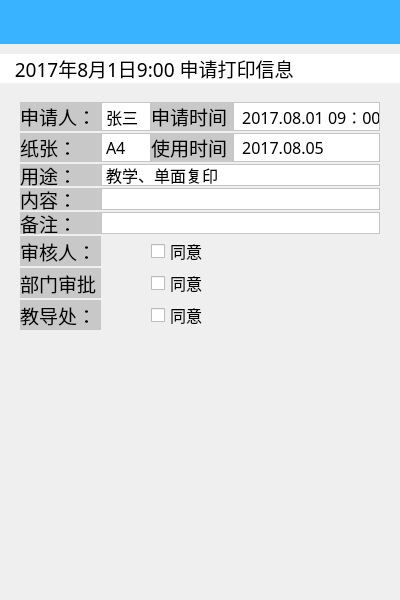
Old version of the form pages/PrintPage.ui in the repository wps139hf/app.
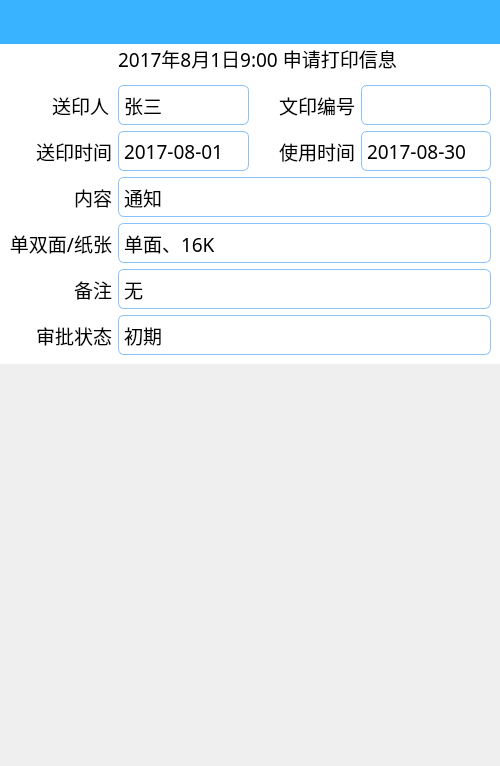
New version of the form. Custom widgets are drawn as their Qt base class.

Commit message: change app page UI 1.BuyPage.ui 2.CarPage.ui 3.PrintPage.ui

Patch:
```diff
--- a/pages/PrintPage.ui
+++ b/pages/PrintPage.ui
@@ -6,8 +6,8 @@
    <rect>
     <x>0</x>
     <y>0</y>
-    <width>400</width>
-    <height>600</height>
+    <width>500</width>
+    <height>766</height>
    </rect>
   </property>
   <property name="minimumSize">
@@ -21,7 +21,7 @@
   </property>
   <layout class="QVBoxLayout" name="verticalLayout">
    <property name="spacing">
-    <number>10</number>
+    <number>0</number>
    </property>
    <property name="leftMargin">
     <number>0</number>
@@ -68,29 +68,32 @@
      <property name="text">
       <string>   2017年8月1日9:00 申请打印信息</string>
      </property>
+     <property name="alignment">
+      <set>Qt::AlignCenter</set>
+     </property>
     </widget>
    </item>
    <item>
-    <widget class="QWidget" name="" native="true">
+    <widget class="QWidget" name="widget" native="true">
+     <property name="styleSheet">
+      <string notr="true">background-color:rgb(255,255,255);</string>
+     </property>
      <layout class="QGridLayout" name="gridLayout">
-      <property name="leftMargin">
-       <number>20</number>
-      </property>
-      <property name="rightMargin">
-       <number>20</number>
-      </property>
-      <property name="horizontalSpacing">
-       <number>0</number>
-      </property>
-      <property name="verticalSpacing">
-       <number>2</number>
+      <property name="topMargin">
+       <number>12</number>
       </property>
       <item row="0" column="0">
-       <widget class="QLabel" name="label_2">
+       <widget class="QLabel" name="nameApplicant_2">
         <property name="minimumSize">
          <size>
           <width>50</width>
-          <height>20</height>
+          <height>40</height>
+         </size>
+        </property>
+        <property name="maximumSize">
+         <size>
+          <width>100</width>
+          <height>16777215</height>
          </size>
         </property>
         <property name="palette">
@@ -98,28 +101,28 @@
           <active>
            <colorrole role="Button">
             <brush brushstyle="SolidPattern">
-             <color alpha="255">
-              <red>200</red>
-              <green>200</green>
-              <blue>200</blue>
+             <color alpha="0">
+              <red>0</red>
+              <green>0</green>
+              <blue>0</blue>
              </color>
             </brush>
            </colorrole>
            <colorrole role="Base">
             <brush brushstyle="SolidPattern">
-             <color alpha="255">
-              <red>200</red>
-              <green>200</green>
-              <blue>200</blue>
+             <color alpha="0">
+              <red>0</red>
+              <green>0</green>
+              <blue>0</blue>
              </color>
             </brush>
            </colorrole>
            <colorrole role="Window">
             <brush brushstyle="SolidPattern">
-             <color alpha="255">
-              <red>200</red>
-              <green>200</green>
-              <blue>200</blue>
+             <color alpha="0">
+              <red>0</red>
+              <green>0</green>
+              <blue>0</blue>
              </color>
             </brush>
            </colorrole>
@@ -127,28 +130,28 @@
           <inactive>
            <colorrole role="Button">
             <brush brushstyle="SolidPattern">
-             <color alpha="255">
-              <red>200</red>
-              <green>200</green>
-              <blue>200</blue>
+             <color alpha="0">
+              <red>0</red>
+              <green>0</green>
+              <blue>0</blue>
              </color>
             </brush>
            </colorrole>
            <colorrole role="Base">
             <brush brushstyle="SolidPattern">
-             <color alpha="255">
-              <red>200</red>
-              <green>200</green>
-              <blue>200</blue>
+             <color alpha="0">
+              <red>0</red>
+              <green>0</green>
+              <blue>0</blue>
              </color>
             </brush>
            </colorrole>
            <colorrole role="Window">
             <brush brushstyle="SolidPattern">
-             <color alpha="255">
-              <red>200</red>
-              <green>200</green>
-              <blue>200</blue>
+             <color alpha="0">
+              <red>0</red>
+              <green>0</green>
+              <blue>0</blue>
              </color>
             </brush>
            </colorrole>
@@ -156,28 +159,28 @@
           <disabled>
            <colorrole role="Button">
             <brush brushstyle="SolidPattern">
-             <color alpha="255">
-              <red>200</red>
-              <green>200</green>
-              <blue>200</blue>
+             <color alpha="0">
+              <red>0</red>
+              <green>0</green>
+              <blue>0</blue>
              </color>
             </brush>
            </colorrole>
            <colorrole role="Base">
             <brush brushstyle="SolidPattern">
-             <color alpha="255">
-              <red>200</red>
-              <green>200</green>
-              <blue>200</blue>
+             <color alpha="0">
+              <red>0</red>
+              <green>0</green>
+              <blue>0</blue>
              </color>
             </brush>
            </colorrole>
            <colorrole role="Window">
             <brush brushstyle="SolidPattern">
-             <color alpha="255">
-              <red>200</red>
-              <green>200</green>
-              <blue>200</blue>
+             <color alpha="0">
+              <red>0</red>
+              <green>0</green>
+              <blue>0</blue>
              </color>
             </brush>
            </colorrole>
@@ -191,15 +194,18 @@
          </font>
         </property>
         <property name="styleSheet">
-         <string notr="true">border-color: rgb(99, 99, 99);
-border-width：2px solid;
-background-color: rgb(200,200,200);</string>
+         <string notr="true">QLabel{
+	background-color: transparent
+}</string>
         </property>
         <property name="frameShape">
          <enum>QFrame::NoFrame</enum>
         </property>
         <property name="text">
-         <string>申请人：</string>
+         <string>送印人</string>
+        </property>
+        <property name="alignment">
+         <set>Qt::AlignRight|Qt::AlignTrailing|Qt::AlignVCenter</set>
         </property>
        </widget>
       </item>
@@ -208,19 +214,21 @@
         <property name="minimumSize">
          <size>
           <width>50</width>
-          <height>22</height>
+          <height>0</height>
          </size>
         </property>
         <property name="font">
          <font>
           <family>宋体</family>
-          <pointsize>12</pointsize>
+          <pointsize>14</pointsize>
          </font>
         </property>
         <property name="styleSheet">
-         <string notr="true">border-color: rgb(99, 99, 99);
-border-width：2px solid;
-background-color: rgb(255,255,255);</string>
+         <string notr="true">QLabel{
+	border:1px solid rgb(136, 194, 248);
+	border-radius: 6px;
+	background-color: rgb(255,255,255);
+}</string>
         </property>
         <property name="frameShape">
          <enum>QFrame::StyledPanel</enum>
@@ -234,10 +242,107 @@
        <widget class="QLabel" name="label_4">
         <property name="minimumSize">
          <size>
-          <width>60</width>
-          <height>0</height>
+          <width>50</width>
+          <height>20</height>
          </size>
         </property>
+        <property name="maximumSize">
+         <size>
+          <width>100</width>
+          <height>16777215</height>
+         </size>
+        </property>
+        <property name="palette">
+         <palette>
+          <active>
+           <colorrole role="Button">
+            <brush brushstyle="SolidPattern">
+             <color alpha="0">
+              <red>0</red>
+              <green>0</green>
+              <blue>0</blue>
+             </color>
+            </brush>
+           </colorrole>
+           <colorrole role="Base">
+            <brush brushstyle="SolidPattern">
+             <color alpha="0">
+              <red>0</red>
+              <green>0</green>
+              <blue>0</blue>
+             </color>
+            </brush>
+           </colorrole>
+           <colorrole role="Window">
+            <brush brushstyle="SolidPattern">
+             <color alpha="0">
+              <red>0</red>
+              <green>0</green>
+              <blue>0</blue>
+             </color>
+            </brush>
+           </colorrole>
+          </active>
+          <inactive>
+           <colorrole role="Button">
+            <brush brushstyle="SolidPattern">
+             <color alpha="0">
+              <red>0</red>
+              <green>0</green>
+              <blue>0</blue>
+             </color>
+            </brush>
+           </colorrole>
+           <colorrole role="Base">
+            <brush brushstyle="SolidPattern">
+             <color alpha="0">
+              <red>0</red>
+              <green>0</green>
+              <blue>0</blue>
+             </color>
+            </brush>
+           </colorrole>
+           <colorrole role="Window">
+            <brush brushstyle="SolidPattern">
+             <color alpha="0">
+              <red>0</red>
+              <green>0</green>
+              <blue>0</blue>
+             </color>
+            </brush>
+           </colorrole>
+          </inactive>
+          <disabled>
+           <colorrole role="Button">
+            <brush brushstyle="SolidPattern">
+             <color alpha="0">
+              <red>0</red>
+              <green>0</green>
+              <blue>0</blue>
+             </color>
+            </brush>
+           </colorrole>
+           <colorrole role="Base">
+            <brush brushstyle="SolidPattern">
+             <color alpha="0">
+              <red>0</red>
+              <green>0</green>
+              <blue>0</blue>
+             </color>
+            </brush>
+           </colorrole>
+           <colorrole role="Window">
+            <brush brushstyle="SolidPattern">
+             <color alpha="0">
+              <red>0</red>
+              <green>0</green>
+              <blue>0</blue>
+             </color>
+            </brush>
+           </colorrole>
+          </disabled>
+         </palette>
+        </property>
         <property name="font">
          <font>
           <family>宋体</family>
@@ -245,15 +350,18 @@
          </font>
         </property>
         <property name="styleSheet">
-         <string notr="true">border-color: rgb(99, 99, 99);
-border-width：2px solid;
-background-color: rgb(200,200,200);</string>
+         <string notr="true">QLabel{
+	background-color: transparent
+}</string>
         </property>
         <property name="frameShape">
          <enum>QFrame::NoFrame</enum>
         </property>
         <property name="text">
-         <string>申请时间：</string>
+         <string>文印编号</string>
+        </property>
+        <property name="alignment">
+         <set>Qt::AlignRight|Qt::AlignTrailing|Qt::AlignVCenter</set>
         </property>
        </widget>
       </item>
@@ -261,26 +369,28 @@
        <widget class="QLabel" name="label_5">
         <property name="minimumSize">
          <size>
-          <width>80</width>
-          <height>22</height>
+          <width>50</width>
+          <height>0</height>
          </size>
         </property>
         <property name="font">
          <font>
           <family>宋体</family>
-          <pointsize>12</pointsize>
+          <pointsize>14</pointsize>
          </font>
         </property>
         <property name="styleSheet">
-         <string notr="true">border-color: rgb(99, 99, 99);
-border-width：2px solid;
-background-color: rgb(255,255,255);</string>
+         <string notr="true">QLabel{
+	border:1px solid rgb(136, 194, 248);
+	border-radius: 6px;
+	background-color: rgb(255,255,255);
+}</string>
         </property>
         <property name="frameShape">
          <enum>QFrame::StyledPanel</enum>
         </property>
         <property name="text">
-         <string> 2017.08.01 09：00  </string>
+         <string/>
         </property>
        </widget>
       </item>
@@ -289,7 +399,7 @@
         <property name="minimumSize">
          <size>
           <width>50</width>
-          <height>20</height>
+          <height>40</height>
          </size>
         </property>
         <property name="palette">
@@ -297,28 +407,28 @@
           <active>
            <colorrole role="Button">
             <brush brushstyle="SolidPattern">
-             <color alpha="255">
-              <red>200</red>
-              <green>200</green>
-              <blue>200</blue>
+             <color alpha="0">
+              <red>0</red>
+              <green>0</green>
+              <blue>0</blue>
              </color>
             </brush>
            </colorrole>
            <colorrole role="Base">
             <brush brushstyle="SolidPattern">
-             <color alpha="255">
-              <red>200</red>
-              <green>200</green>
-              <blue>200</blue>
+             <color alpha="0">
+              <red>0</red>
+              <green>0</green>
+              <blue>0</blue>
              </color>
             </brush>
            </colorrole>
            <colorrole role="Window">
             <brush brushstyle="SolidPattern">
-             <color alpha="255">
-              <red>200</red>
-              <green>200</green>
-              <blue>200</blue>
+             <color alpha="0">
+              <red>0</red>
+              <green>0</green>
+              <blue>0</blue>
              </color>
             </brush>
            </colorrole>
@@ -326,28 +436,28 @@
           <inactive>
            <colorrole role="Button">
             <brush brushstyle="SolidPattern">
-             <color alpha="255">
-              <red>200</red>
-              <green>200</green>
-              <blue>200</blue>
+             <color alpha="0">
+              <red>0</red>
+              <green>0</green>
+              <blue>0</blue>
              </color>
             </brush>
            </colorrole>
            <colorrole role="Base">
             <brush brushstyle="SolidPattern">
-             <color alpha="255">
-              <red>200</red>
-              <green>200</green>
-              <blue>200</blue>
+             <color alpha="0">
+              <red>0</red>
+              <green>0</green>
+              <blue>0</blue>
              </color>
             </brush>
            </colorrole>
            <colorrole role="Window">
             <brush brushstyle="SolidPattern">
-             <color alpha="255">
-              <red>200</red>
-              <green>200</green>
-              <blue>200</blue>
+             <color alpha="0">
+              <red>0</red>
+              <green>0</green>
+              <blue>0</blue>
              </color>
             </brush>
            </colorrole>
@@ -355,28 +465,28 @@
           <disabled>
            <colorrole role="Button">
             <brush brushstyle="SolidPattern">
-             <color alpha="255">
-              <red>200</red>
-              <green>200</green>
-              <blue>200</blue>
+             <color alpha="0">
+              <red>0</red>
+              <green>0</green>
+              <blue>0</blue>
              </color>
             </brush>
            </colorrole>
            <colorrole role="Base">
             <brush brushstyle="SolidPattern">
-             <color alpha="255">
-              <red>200</red>
-              <green>200</green>
-              <blue>200</blue>
+             <color alpha="0">
+              <red>0</red>
+              <green>0</green>
+              <blue>0</blue>
              </color>
             </brush>
            </colorrole>
            <colorrole role="Window">
             <brush brushstyle="SolidPattern">
-             <color alpha="255">
-              <red>200</red>
-              <green>200</green>
-              <blue>200</blue>
+             <color alpha="0">
+              <red>0</red>
+              <green>0</green>
+              <blue>0</blue>
              </color>
             </brush>
            </colorrole>
@@ -390,15 +500,18 @@
          </font>
         </property>
         <property name="styleSheet">
-         <string notr="true">border-color: rgb(99, 99, 99);
-border-width：2px solid;
-background-color: rgb(200,200,200);</string>
+         <string notr="true">QLabel{
+	background-color: transparent
+}</string>
         </property>
         <property name="frameShape">
          <enum>QFrame::NoFrame</enum>
         </property>
         <property name="text">
-         <string>纸张：</string>
+         <string>送印时间</string>
+        </property>
+        <property name="alignment">
+         <set>Qt::AlignRight|Qt::AlignTrailing|Qt::AlignVCenter</set>
         </property>
        </widget>
       </item>
@@ -407,29 +520,31 @@
         <property name="minimumSize">
          <size>
           <width>50</width>
-          <height>22</height>
+          <height>0</height>
          </size>
         </property>
         <property name="font">
          <font>
           <family>宋体</family>
-          <pointsize>12</pointsize>
+          <pointsize>14</pointsize>
          </font>
         </property>
         <property name="styleSheet">
-         <string notr="true">border-color: rgb(99, 99, 99);
-border-width：2px solid;
-background-color: rgb(255,255,255);</string>
+         <string notr="true">QLabel{
+	border:1px solid rgb(136, 194, 248);
+	border-radius: 6px;
+	background-color: rgb(255,255,255);
+}</string>
         </property>
         <property name="frameShape">
          <enum>QFrame::StyledPanel</enum>
         </property>
         <property name="text">
-         <string>A4</string>
+         <string>2017-08-01</string>
         </property>
        </widget>
       </item>
-      <item row="2" column="0">
+      <item row="1" column="2">
        <widget class="QLabel" name="label_6">
         <property name="minimumSize">
          <size>
@@ -444,15 +559,18 @@
          </font>
         </property>
         <property name="styleSheet">
-         <string notr="true">border-color: rgb(99, 99, 99);
-border-width：2px solid;
-background-color: rgb(200,200,200);</string>
+         <string notr="true">QLabel{
+	background-color: transparent
+}</string>
         </property>
         <property name="frameShape">
          <enum>QFrame::NoFrame</enum>
         </property>
         <property name="text">
-         <string>用途：</string>
+         <string>使用时间</string>
+        </property>
+        <property name="alignment">
+         <set>Qt::AlignRight|Qt::AlignTrailing|Qt::AlignVCenter</set>
         </property>
        </widget>
       </item>
@@ -460,35 +578,37 @@
        <widget class="QLabel" name="label_18">
         <property name="minimumSize">
          <size>
-          <width>80</width>
+          <width>50</width>
           <height>22</height>
          </size>
         </property>
         <property name="font">
          <font>
           <family>宋体</family>
-          <pointsize>12</pointsize>
+          <pointsize>14</pointsize>
          </font>
         </property>
         <property name="styleSheet">
-         <string notr="true">border-color: rgb(99, 99, 99);
-border-width：2px solid;
-background-color: rgb(255,255,255);</string>
+         <string notr="true">QLabel{
+	border:1px solid rgb(136, 194, 248);
+	border-radius: 6px;
+	background-color: rgb(255,255,255);
+}</string>
         </property>
         <property name="frameShape">
          <enum>QFrame::StyledPanel</enum>
         </property>
         <property name="text">
-         <string> 2017.08.05</string>
+         <string>2017-08-30</string>
         </property>
        </widget>
       </item>
-      <item row="1" column="2">
+      <item row="2" column="0">
        <widget class="QLabel" name="label_15">
         <property name="minimumSize">
          <size>
           <width>60</width>
-          <height>0</height>
+          <height>40</height>
          </size>
         </property>
         <property name="font">
@@ -498,15 +618,18 @@
          </font>
         </property>
         <property name="styleSheet">
-         <string notr="true">border-color: rgb(99, 99, 99);
-border-width：2px solid;
-background-color: rgb(200,200,200);</string>
+         <string notr="true">QLabel{
+	background-color: transparent
+}</string>
         </property>
         <property name="frameShape">
          <enum>QFrame::NoFrame</enum>
         </property>
         <property name="text">
-         <string>使用时间：</string>
+         <string>内容</string>
+        </property>
+        <property name="alignment">
+         <set>Qt::AlignRight|Qt::AlignTrailing|Qt::AlignVCenter</set>
         </property>
        </widget>
       </item>
@@ -514,89 +637,37 @@
        <widget class="QLabel" name="label_8">
         <property name="minimumSize">
          <size>
-          <width>50</width>
+          <width>80</width>
           <height>22</height>
          </size>
         </property>
         <property name="font">
          <font>
           <family>宋体</family>
-          <pointsize>12</pointsize>
-         </font>
-        </property>
-        <property name="styleSheet">
-         <string notr="true">border-color: rgb(99, 99, 99);
-border-width：2px solid;
-background-color: rgb(255,255,255);</string>
-        </property>
-        <property name="frameShape">
-         <enum>QFrame::StyledPanel</enum>
-        </property>
-        <property name="text">
-         <string>教学、单面复印</string>
-        </property>
-       </widget>
-      </item>
-      <item row="5" column="0">
-       <widget class="QLabel" name="label_11">
-        <property name="minimumSize">
-         <size>
-          <width>50</width>
-          <height>20</height>
-         </size>
-        </property>
-        <property name="font">
-         <font>
-          <family>宋体</family>
           <pointsize>14</pointsize>
          </font>
         </property>
         <property name="styleSheet">
-         <string notr="true">border-color: rgb(99, 99, 99);
-border-width：2px solid;
-background-color: rgb(200,200,200);</string>
+         <string notr="true">QLabel{
+	border:1px solid rgb(136, 194, 248);
+	border-radius: 6px;
+	background-color: rgb(255,255,255);
+}</string>
         </property>
         <property name="frameShape">
-         <enum>QFrame::NoFrame</enum>
+         <enum>QFrame::StyledPanel</enum>
         </property>
         <property name="text">
-         <string>审核人：</string>
+         <string>通知</string>
         </property>
        </widget>
       </item>
       <item row="3" column="0">
-       <widget class="QLabel" name="label_9">
-        <property name="minimumSize">
-         <size>
-          <width>50</width>
-          <height>20</height>
-         </size>
-        </property>
-        <property name="font">
-         <font>
-          <family>宋体</family>
-          <pointsize>14</pointsize>
-         </font>
-        </property>
-        <property name="styleSheet">
-         <string notr="true">border-color: rgb(99, 99, 99);
-border-width：2px solid;
-background-color: rgb(200,200,200);</string>
-        </property>
-        <property name="frameShape">
-         <enum>QFrame::NoFrame</enum>
-        </property>
-        <property name="text">
-         <string>内容：</string>
-        </property>
-       </widget>
-      </item>
-      <item row="4" column="0">
        <widget class="QLabel" name="label_10">
         <property name="minimumSize">
          <size>
           <width>50</width>
-          <height>20</height>
+          <height>40</height>
          </size>
         </property>
         <property name="font">
@@ -606,24 +677,27 @@
          </font>
         </property>
         <property name="styleSheet">
-         <string notr="true">border-color: rgb(99, 99, 99);
-border-width：2px solid;
-background-color: rgb(200,200,200);</string>
+         <string notr="true">QLabel{
+	background-color: transparent
+}</string>
         </property>
         <property name="frameShape">
          <enum>QFrame::NoFrame</enum>
         </property>
         <property name="text">
-         <string>备注：</string>
+         <string>单双面/纸张</string>
         </property>
+        <property name="alignment">
+         <set>Qt::AlignRight|Qt::AlignTrailing|Qt::AlignVCenter</set>
+        </property>
        </widget>
       </item>
-      <item row="6" column="0">
-       <widget class="QLabel" name="label_12">
+      <item row="4" column="0">
+       <widget class="QLabel" name="label_9">
         <property name="minimumSize">
          <size>
           <width>50</width>
-          <height>20</height>
+          <height>40</height>
          </size>
         </property>
         <property name="font">
@@ -633,24 +707,27 @@
          </font>
         </property>
         <property name="styleSheet">
-         <string notr="true">border-color: rgb(99, 99, 99);
-border-width：2px solid;
-background-color: rgb(200,200,200);</string>
+         <string notr="true">QLabel{
+	background-color: transparent
+}</string>
         </property>
         <property name="frameShape">
          <enum>QFrame::NoFrame</enum>
         </property>
         <property name="text">
-         <string>部门审批：</string>
+         <string>备注</string>
         </property>
+        <property name="alignment">
+         <set>Qt::AlignRight|Qt::AlignTrailing|Qt::AlignVCenter</set>
+        </property>
        </widget>
       </item>
-      <item row="7" column="0">
-       <widget class="QLabel" name="label_21">
+      <item row="5" column="0">
+       <widget class="QLabel" name="label_25">
         <property name="minimumSize">
          <size>
           <width>50</width>
-          <height>20</height>
+          <height>40</height>
          </size>
         </property>
         <property name="font">
@@ -660,36 +737,18 @@
          </font>
         </property>
         <property name="styleSheet">
-         <string notr="true">border-color: rgb(99, 99, 99);
-border-width：2px solid;
-background-color: rgb(200,200,200);</string>
+         <string notr="true">QLabel{
+	background-color: transparent
+}</string>
         </property>
         <property name="frameShape">
          <enum>QFrame::NoFrame</enum>
         </property>
         <property name="text">
-         <string>教导处：</string>
+         <string>审批状态</string>
         </property>
-       </widget>
-      </item>
-      <item row="4" column="1" colspan="3">
-       <widget class="QLabel" name="label_14">
-        <property name="minimumSize">
-         <size>
-          <width>0</width>
-          <height>22</height>
-         </size>
-        </property>
-        <property name="styleSheet">
-         <string notr="true">border-color: rgb(99, 99, 99);
-border-width：2px solid;
-background-color: rgb(255,255,255);</string>
-        </property>
-        <property name="frameShape">
-         <enum>QFrame::StyledPanel</enum>
-        </property>
-        <property name="text">
-         <string/>
+        <property name="alignment">
+         <set>Qt::AlignRight|Qt::AlignTrailing|Qt::AlignVCenter</set>
         </property>
        </widget>
       </item>
@@ -708,54 +767,75 @@
          </font>
         </property>
         <property name="styleSheet">
-         <string notr="true">border-color: rgb(99, 99, 99);
-border-width：2px solid;
-background-color: rgb(255,255,255);</string>
+         <string notr="true">QLabel{
+	border:1px solid rgb(136, 194, 248);
+	border-radius: 6px;
+	background-color: rgb(255,255,255);
+}</string>
         </property>
         <property name="frameShape">
          <enum>QFrame::StyledPanel</enum>
         </property>
         <property name="text">
-         <string/>
+         <string>单面、16K</string>
         </property>
        </widget>
       </item>
-      <item row="5" column="2">
-       <widget class="QCheckBox" name="checkBox">
+      <item row="4" column="1" colspan="3">
+       <widget class="QLabel" name="demands_2">
+        <property name="minimumSize">
+         <size>
+          <width>50</width>
+          <height>22</height>
+         </size>
+        </property>
         <property name="font">
          <font>
           <family>宋体</family>
-          <pointsize>12</pointsize>
+          <pointsize>14</pointsize>
          </font>
         </property>
-        <property name="text">
-         <string>同意</string>
+        <property name="styleSheet">
+         <string notr="true">QLabel{
+	border:1px solid rgb(136, 194, 248);
+	border-radius: 6px;
+	background-color: rgb(255,255,255);
+}</string>
         </property>
-       </widget>
-      </item>
-      <item row="6" column="2">
-       <widget class="QCheckBox" name="checkBox_2">
-        <property name="font">
-         <font>
-          <family>宋体</family>
-          <pointsize>12</pointsize>
-         </font>
+        <property name="frameShape">
+         <enum>QFrame::StyledPanel</enum>
         </property>
         <property name="text">
-         <string>同意</string>
+         <string>无</string>
         </property>
        </widget>
       </item>
-      <item row="7" column="2">
-       <widget class="QCheckBox" name="checkBox_3">
+      <item row="5" column="1" colspan="3">
+       <widget class="QLabel" name="label_2">
+        <property name="minimumSize">
+         <size>
+          <width>50</width>
+          <height>22</height>
+         </size>
+        </property>
         <property name="font">
          <font>
           <family>宋体</family>
-          <pointsize>12</pointsize>
+          <pointsize>14</pointsize>
          </font>
         </property>
+        <property name="styleSheet">
+         <string notr="true">QLabel{
+	border:1px solid rgb(136, 194, 248);
+	border-radius: 6px;
+	background-color: rgb(255,255,255);
+}</string>
+        </property>
+        <property name="frameShape">
+         <enum>QFrame::StyledPanel</enum>
+        </property>
         <property name="text">
-         <string>同意</string>
+         <string>初期</string>
         </property>
        </widget>
       </item>
```
Left out of the diff: 15 changed lines with no effect on the pictures. The commit also changes 2 other files.
